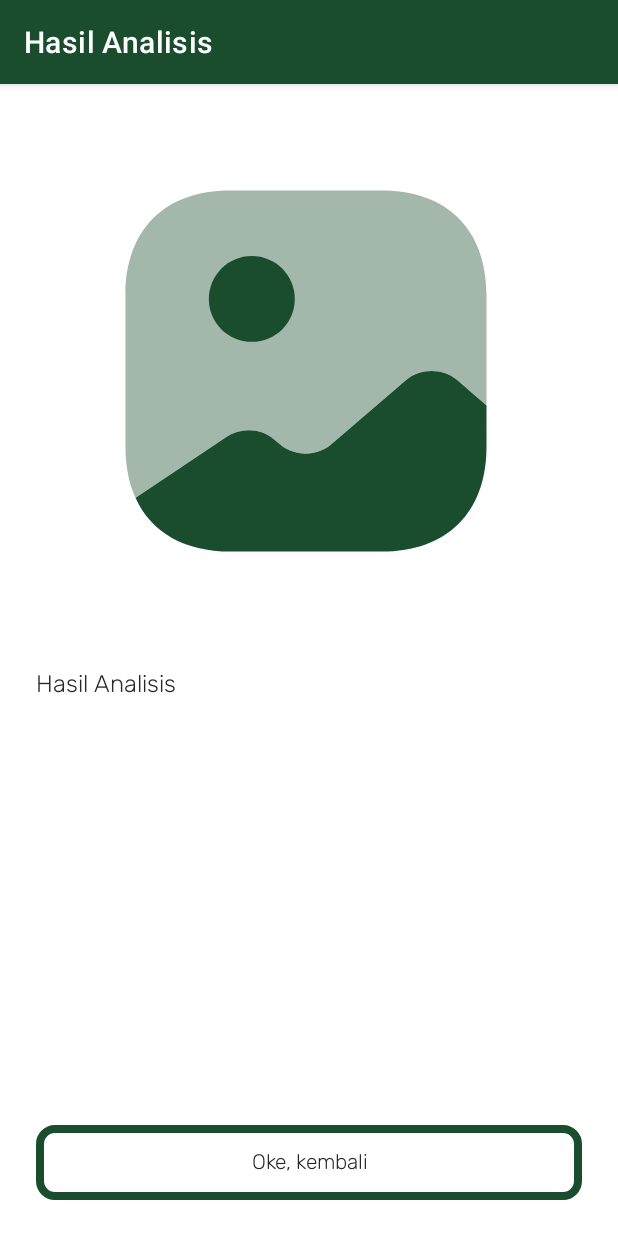
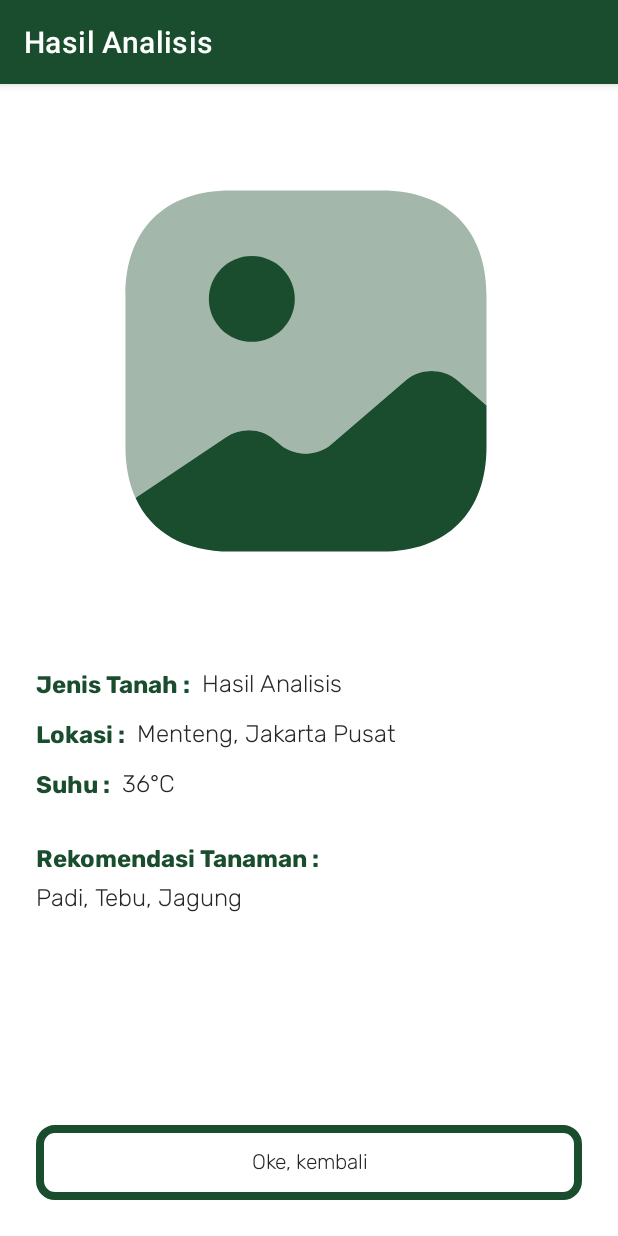
Before and after one commit to Tanamify/MD-Tanamify, an Android app: the ResultActivity screen opened directly, with no data from a screen before it, on a phone screen of 412 x 824 dp. Run offline under Robolectric (Android 15) with nearby library versions, the phone set to English and light mode, and no system bars; 2 statements that could not run were skipped.

Commit message:
fix: layout result xml

```diff
--- a/app/src/main/res/drawable/ic_loc_foreground.xml
+++ b/app/src/main/res/drawable/ic_loc_foreground.xml
@@ -1,6 +1,6 @@
 <vector xmlns:android="http://schemas.android.com/apk/res/android"
-    android:width="24dp"
-    android:height="24dp"
+    android:width="18dp"
+    android:height="18dp"
     android:viewportWidth="24"
     android:viewportHeight="25">
   <group android:scaleX="0.7776"
--- a/app/src/main/res/layout/activity_result.xml
+++ b/app/src/main/res/layout/activity_result.xml
@@ -19,16 +19,105 @@
         tools:ignore="MissingConstraints" />
 
     <TextView
+        android:id="@+id/tv_titleText"
+        android:layout_width="wrap_content"
+        android:layout_height="wrap_content"
+        android:layout_margin="24dp"
+        android:text="Jenis Tanah :"
+        android:textColor="@color/green_primary"
+        android:fontFamily="@font/rubik_bold"
+        android:textSize="16sp"
+        app:layout_constraintStart_toStartOf="parent"
+        app:layout_constraintTop_toBottomOf="@+id/resultImage" />
+
+    <TextView
         android:id="@+id/tv_resultText"
         android:layout_width="wrap_content"
         android:layout_height="wrap_content"
-        android:layout_margin="24dp"
+        android:layout_marginTop="24dp"
+        android:layout_marginStart="8dp"
         android:text="Hasil Analisis"
         android:textColor="@color/black"
         android:fontFamily="@font/rubik"
         android:textSize="16sp"
+        app:layout_constraintStart_toEndOf="@+id/tv_titleText"
+        app:layout_constraintTop_toBottomOf="@+id/resultImage" />
+
+    <TextView
+        android:id="@+id/tv_titleLoc"
+        android:layout_width="wrap_content"
+        android:layout_height="wrap_content"
+        android:layout_marginTop="8dp"
+        android:layout_marginStart="24dp"
+        android:text="Lokasi :"
+        android:textColor="@color/green_primary"
+        android:fontFamily="@font/rubik_bold"
+        android:textSize="16sp"
         app:layout_constraintStart_toStartOf="parent"
-        app:layout_constraintTop_toBottomOf="@+id/resultImage" />
+        app:layout_constraintTop_toBottomOf="@+id/tv_resultText" />
+
+    <TextView
+        android:id="@+id/tv_resultLoc"
+        android:layout_width="wrap_content"
+        android:layout_height="wrap_content"
+        android:layout_marginTop="8dp"
+        android:layout_marginStart="8dp"
+        android:text="Menteng, Jakarta Pusat"
+        android:textColor="@color/black"
+        android:fontFamily="@font/rubik"
+        android:textSize="16sp"
+        app:layout_constraintStart_toEndOf="@+id/tv_titleLoc"
+        app:layout_constraintTop_toBottomOf="@+id/tv_resultText" />
+
+    <TextView
+        android:id="@+id/tv_titleTemp"
+        android:layout_width="wrap_content"
+        android:layout_height="wrap_content"
+        android:layout_marginTop="8dp"
+        android:layout_marginStart="24dp"
+        android:text="Suhu :"
+        android:textColor="@color/green_primary"
+        android:fontFamily="@font/rubik_bold"
+        android:textSize="16sp"
+        app:layout_constraintStart_toStartOf="parent"
+        app:layout_constraintTop_toBottomOf="@+id/tv_resultLoc" />
+
+    <TextView
+        android:id="@+id/tv_resultTemp"
+        android:layout_width="wrap_content"
+        android:layout_height="wrap_content"
+        android:layout_marginTop="8dp"
+        android:layout_marginStart="8dp"
+        android:text="36°C"
+        android:textColor="@color/black"
+        android:fontFamily="@font/rubik"
+        android:textSize="16sp"
+        app:layout_constraintStart_toEndOf="@+id/tv_titleTemp"
+        app:layout_constraintTop_toBottomOf="@+id/tv_resultLoc" />
+
+    <TextView
+        android:id="@+id/tv_titleRecommend"
+        android:layout_width="wrap_content"
+        android:layout_height="wrap_content"
+        android:layout_margin="24dp"
+        android:text="Rekomendasi Tanaman :"
+        android:textColor="@color/green_primary"
+        android:fontFamily="@font/rubik_bold"
+        android:textSize="16sp"
+        app:layout_constraintStart_toStartOf="parent"
+        app:layout_constraintTop_toBottomOf="@+id/tv_resultTemp" />
+
+    <TextView
+        android:id="@+id/tv_recommendation"
+        android:layout_width="wrap_content"
+        android:layout_height="wrap_content"
+        android:layout_marginStart="24dp"
+        android:text="Padi, Tebu, Jagung"
+        android:textColor="@color/black"
+        android:fontFamily="@font/rubik"
+        android:textSize="16sp"
+        app:layout_constraintStart_toStartOf="parent"
+        app:layout_constraintTop_toBottomOf="@+id/tv_titleRecommend" />
 
     <androidx.appcompat.widget.AppCompatButton
         android:id="@+id/btn_okay"
--- a/app/src/main/res/layout/fragment_home.xml
+++ b/app/src/main/res/layout/fragment_home.xml
@@ -23,7 +23,7 @@
             android:text="Menteng, Jakarta Pusat, Jakarta"
             android:textColor="#FFFFFF"
             android:fontFamily="@font/rubik"
-            android:textSize="16sp" />
+            android:textSize="12sp" />
 
         <TextView
             android:id="@+id/tv_temperature"
```
